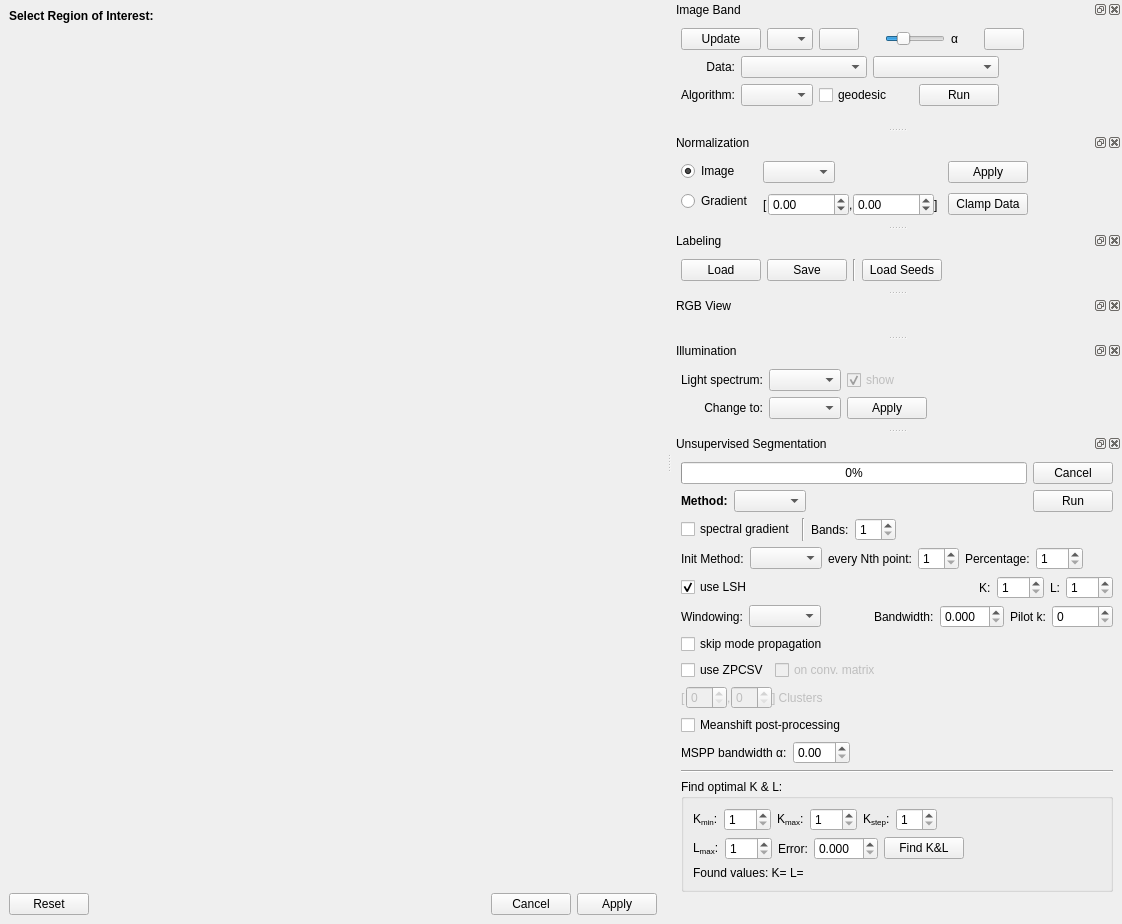
Above: gerbil/gui/viewerwindow.ui from gerbilvis/gerbil before the change. Below: the same form after it.
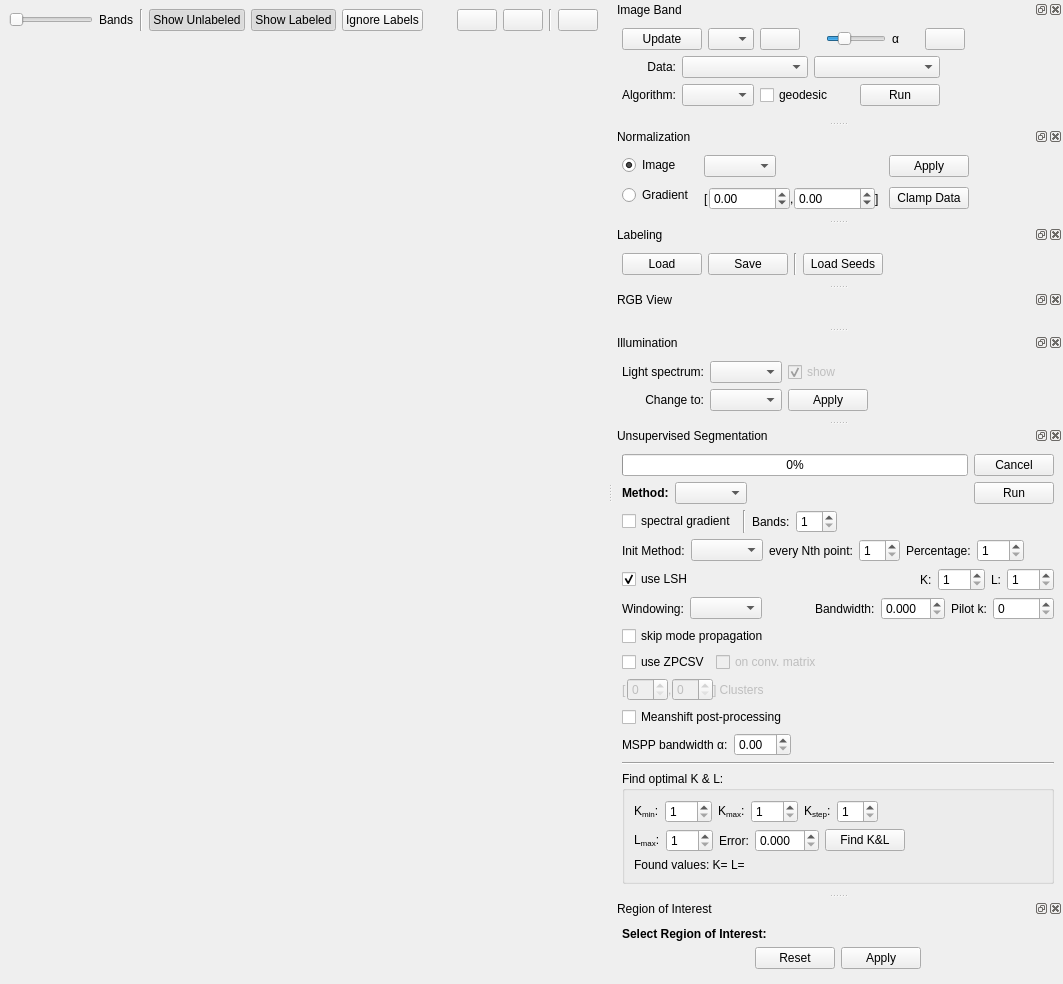
That is the form after the change. Icons and pictures are not drawn. Custom widgets are drawn as their Qt base class.

Commit message: ROI selection moved into dedicated docklet.

```diff
--- a/gerbil/gui/viewerwindow.ui
+++ b/gerbil/gui/viewerwindow.ui
@@ -2,6 +2,14 @@
 <ui version="4.0">
  <class>ViewerWindow</class>
  <widget class="QMainWindow" name="ViewerWindow">
+  <property name="geometry">
+   <rect>
+    <x>0</x>
+    <y>0</y>
+    <width>1063</width>
+    <height>939</height>
+   </rect>
+  </property>
   <property name="windowTitle">
    <string>Multispectral Image Viewer</string>
   </property>
@@ -20,32 +28,12 @@
     <item>
      <widget class="QStackedWidget" name="mainStack">
       <property name="currentIndex">
-       <number>1</number>
+       <number>0</number>
       </property>
       <widget class="QWidget" name="mainPage">
        <layout class="QVBoxLayout" name="verticalLayout_3">
         <item>
          <layout class="QHBoxLayout" name="toolbarLayout">
-          <item>
-           <widget class="QPushButton" name="roiButton">
-            <property name="toolTip">
-             <string>specify a region of interest</string>
-            </property>
-            <property name="text">
-             <string>Select ROI</string>
-            </property>
-            <property name="icon">
-             <iconset resource="gerbil.qrc">
-              <normaloff>:/toolbar/roi</normaloff>:/toolbar/roi</iconset>
-            </property>
-            <property name="iconSize">
-             <size>
-              <width>26</width>
-              <height>16</height>
-             </size>
-            </property>
-           </widget>
-          </item>
           <item>
            <widget class="QSlider" name="bandsSlider">
             <property name="sizePolicy">
@@ -273,40 +261,6 @@
         </item>
        </layout>
       </widget>
-      <widget class="QWidget" name="roiPage">
-       <layout class="QVBoxLayout" name="verticalLayout_5">
-        <item>
-         <widget class="QLabel" name="roiTitle">
-          <property name="text">
-           <string>&lt;b&gt;Select Region of Interest:&lt;/b&gt;</string>
-          </property>
-          <property name="textFormat">
-           <enum>Qt::RichText</enum>
-          </property>
-         </widget>
-        </item>
-        <item>
-         <widget class="ROIView" name="roiView" native="true">
-          <property name="sizePolicy">
-           <sizepolicy hsizetype="Expanding" vsizetype="Expanding">
-            <horstretch>1</horstretch>
-            <verstretch>1</verstretch>
-           </sizepolicy>
-          </property>
-         </widget>
-        </item>
-        <item>
-         <widget class="QDialogButtonBox" name="roiButtons">
-          <property name="standardButtons">
-           <set>QDialogButtonBox::Apply|QDialogButtonBox::Cancel|QDialogButtonBox::Reset</set>
-          </property>
-          <property name="centerButtons">
-           <bool>false</bool>
-          </property>
-         </widget>
-        </item>
-       </layout>
-      </widget>
      </widget>
     </item>
    </layout>
@@ -1905,6 +1859,60 @@
     </layout>
    </widget>
   </widget>
+  <widget class="QDockWidget" name="dockWidget">
+   <property name="sizePolicy">
+    <sizepolicy hsizetype="Expanding" vsizetype="Expanding">
+     <horstretch>0</horstretch>
+     <verstretch>0</verstretch>
+    </sizepolicy>
+   </property>
+   <property name="windowTitle">
+    <string>Region of Interest</string>
+   </property>
+   <attribute name="dockWidgetArea">
+    <number>2</number>
+   </attribute>
+   <widget class="QWidget" name="dockWidgetContents_6">
+    <layout class="QVBoxLayout" name="verticalLayout_10">
+     <item>
+      <widget class="QLabel" name="roiTitle">
+       <property name="sizePolicy">
+        <sizepolicy hsizetype="Preferred" vsizetype="Preferred">
+         <horstretch>0</horstretch>
+         <verstretch>0</verstretch>
+        </sizepolicy>
+       </property>
+       <property name="text">
+        <string>&lt;b&gt;Select Region of Interest:&lt;/b&gt;</string>
+       </property>
+       <property name="textFormat">
+        <enum>Qt::RichText</enum>
+       </property>
+      </widget>
+     </item>
+     <item>
+      <widget class="QDialogButtonBox" name="roiButtons">
+       <property name="standardButtons">
+        <set>QDialogButtonBox::Apply|QDialogButtonBox::Reset</set>
+       </property>
+       <property name="centerButtons">
+        <bool>true</bool>
+       </property>
+      </widget>
+     </item>
+     <item>
+      <widget class="ROIView" name="roiView" native="true">
+       <property name="sizePolicy">
+        <sizepolicy hsizetype="Expanding" vsizetype="Expanding">
+         <horstretch>0</horstretch>
+         <verstretch>0</verstretch>
+        </sizepolicy>
+       </property>
+      </widget>
+     </item>
+    </layout>
+   </widget>
+  </widget>
  </widget>
  <customwidgets>
   <customwidget>
```
The commit also changes 2 other files.
